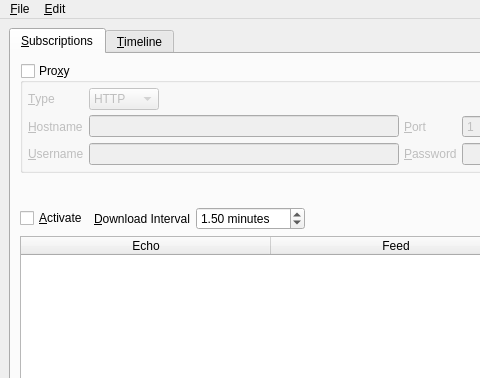
This is branches/trunk/UI/spot-on-rss.ui in textbrowser/spot-on as Qt 5 draws it before an edit; both pictures show x 0 to 480 and y 0 to 378 of the 800 by 600 pixel window. The edited form follows.
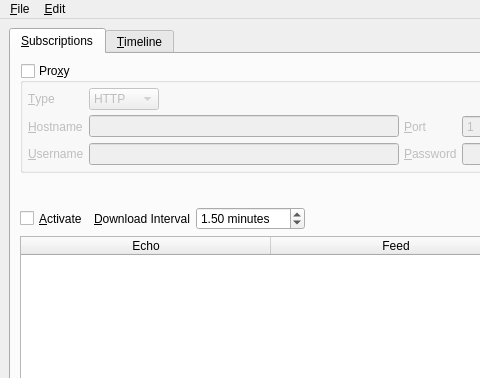
This is the edited form. Icons and pictures are not drawn. Custom widgets are drawn as their Qt base class.

Commit message: RSS widget changes.

Diff of the .ui file:
```diff
--- a/branches/trunk/UI/spot-on-rss.ui
+++ b/branches/trunk/UI/spot-on-rss.ui
@@ -213,6 +213,12 @@
          <layout class="QHBoxLayout" name="horizontalLayout_2">
           <item>
            <widget class="QCheckBox" name="activate">
+            <property name="sizePolicy">
+             <sizepolicy hsizetype="Minimum" vsizetype="Preferred">
+              <horstretch>0</horstretch>
+              <verstretch>0</verstretch>
+             </sizepolicy>
+            </property>
             <property name="text">
              <string>&amp;Activate</string>
             </property>
```
Left out of the diff: 6 changed lines with no effect on the pictures. The commit also changes 1 other file.
